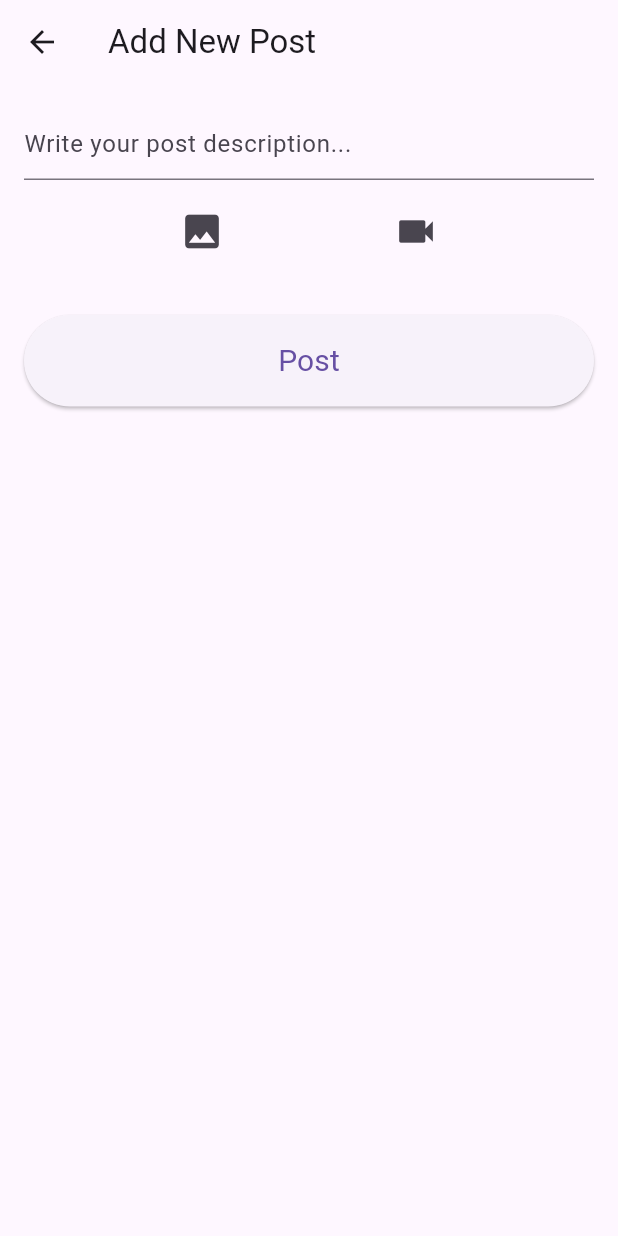
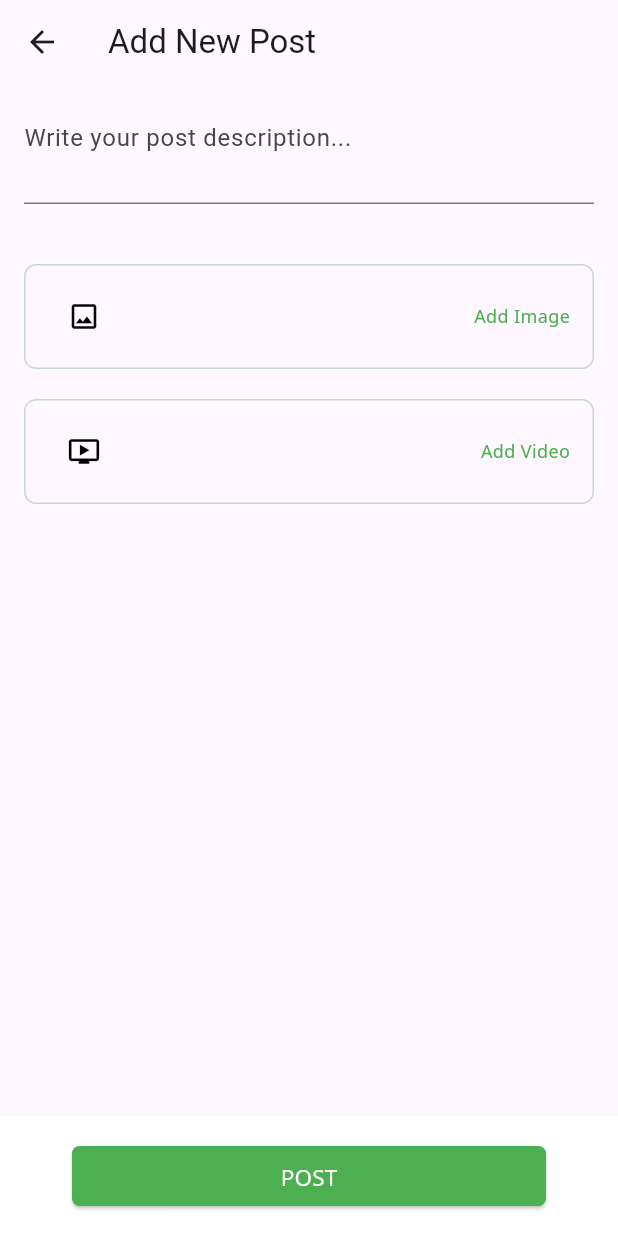
Before and after one commit to Vikank/agrisarathi, a Flutter app: the CommunityForumScreen screen opened directly, after a tap on the "add" icon, on a phone screen of 412 x 824 dp. Run offline on Flutter 3.47's test engine with Material 3 defaults, Android fonts, the phone set to English and light mode, and no system bars; our stand-ins replace audioplayers, cached_network_image, carousel_slider, chewie, flutter_secure_storage, fluttertoast and 9 more; missing offline and left inert: dart:ffi, tutorial_coach_mark, video_compress, video_thumbnail; accounts and stored records are empty; network calls fail.

Commit message:
community wih jwt done.

```diff
--- a/lib/controllers/shared/community/community_controller.dart
+++ b/lib/controllers/shared/community/community_controller.dart
@@ -1,15 +1,16 @@
-import 'dart:ffi';
+import 'dart:developer';
 import 'dart:io';
-
 import 'package:chewie/chewie.dart';
+import 'package:flutter_secure_storage/flutter_secure_storage.dart';
+import 'package:fpo_assist/utils/api_constants.dart';
 import 'package:get/get.dart';
 import 'package:http/http.dart' as http;
 import 'package:video_player/video_player.dart';
 import 'dart:convert';
-
 import '../../../models/community_post_model.dart';
 
 class CommunityController extends GetxController {
+  final storage = FlutterSecureStorage();
   var posts = <CommunityPost>[].obs;
   var isLoading = true.obs;
 
@@ -69,8 +70,17 @@ class CommunityController extends GetxController {
   Future<void> fetchPosts() async {
     isLoading(true);
     try {
-      var url = Uri.parse('https://api.agrisarathi.com/api/Get_Community_Posts_List?filter_type=farmer&user_id=1');
-      var response = await http.get(url, headers: {'Content-Type': 'application/json'});
+      String? accessToken = await storage.read(key: 'access_token');
+      if (accessToken == null) {
+        throw Exception('Access token not found');
+      }
+
+      var headers = {
+        'Content-Type': 'application/json',
+        'Authorization': 'Bearer $accessToken'  // Add the access token to the headers
+      };
+      var url = Uri.parse('${ApiEndPoints.baseUrlTest}CommunityPostsList?filter_type=farmer');
+      var response = await http.get(url, headers: headers);
 
       if (response.statusCode == 200) {
         var decodedResponse = json.decode(response.body);
@@ -78,6 +88,7 @@ class CommunityController extends GetxController {
           posts.value = (decodedResponse['data'] as List)
               .map((post) => CommunityPost.fromJson(post))
               .toList();
+          log("Post data ${posts.value.first}");
         }
       }
     } catch (e) {
@@ -88,19 +99,27 @@ class CommunityController extends GetxController {
   }
   Future<bool> likePost({required int postId, required String action}) async {
     try {
+      String? accessToken = await storage.read(key: 'access_token');
+      if (accessToken == null) {
+        throw Exception('Access token not found');
+      }
+
+      var headers = {
+        'Content-Type': 'application/json',
+        'Authorization': 'Bearer $accessToken'  // Add the access token to the headers
+      };
       var url =
-          Uri.parse('https://api.agrisarathi.com/api/Like_Unlike_Post_By_User');
+          Uri.parse('${ApiEndPoints.baseUrlTest}LikeUnlikePost');
       var response = await http.post(url,
           body: json.encode({
             'fk_post_id': postId,
-            'user_id': 1, // Replace with actual user ID
             "user_type": "farmer",
             "action": action
-          }));
-
+          }), headers : headers);
+      log("reponse of like${response.statusCode} ${json.decode(response.body)}");
       if (response.statusCode == 200) {
         var decodedResponse = json.decode(response.body);
-        if (decodedResponse['status'] == 0) {
+        if (decodedResponse['status'] == "success") {
           return true;
         }
       }
@@ -117,12 +136,15 @@ class CommunityController extends GetxController {
     required String userId,
   }) async {
     try {
-      var url = Uri.parse('https://api.agrisarathi.com/api/Add_Community_Post');
+      String? accessToken = await storage.read(key: 'access_token');
+      if (accessToken == null) {
+        throw Exception('Access token not found');
+      }
+      var url = Uri.parse('${ApiEndPoints.baseUrlTest}AddCommunityPost');
       var request = http.MultipartRequest('POST', url);
-
+      request.headers["Authorization"]= "Bearer $accessToken";
       // Add text fields
       request.fields['description'] = description;
-      request.fields['user_id'] = userId;
       request.fields['user_type'] = 'farmer'; // Replace with actual user type if needed
 
       if (filePath != null) {
--- a/lib/models/community_post_model.dart
+++ b/lib/models/community_post_model.dart
@@ -1,16 +1,16 @@
 import 'package:get/get.dart';
 
 class CommunityPost {
-  final String userName;
+  final String? userName;
   final int userId;
   final int postId;
-  final String profilePic;
+  final String? profilePic;
   final String postImage;
   final String postVideo;
-  final int likeCount;
+  final int? likeCount;
   final bool isLikedByUser;
   final List<UserLike> usersLiked;
-  final String description;
+  final String? description;
   final String createdDate;
   final RxList<Comment> comments;
 
@@ -31,7 +31,7 @@ class CommunityPost {
 
   factory CommunityPost.fromJson(Map<String, dynamic> json) {
     return CommunityPost(
-      userName: json['user_name'] ?? '',
+      userName: json['user_name'] ?? "Random User",
       userId: json['user_id'] ?? 0,
       postId: json['post_id'] ?? 0,
       profilePic: json['profile_pic'] ?? '',
@@ -44,7 +44,7 @@ class CommunityPost {
           .toList() ??
           [],
       description: json['description'] ?? '',
-      createdDate: json['created_dt'] ?? '',
+      createdDate: json['created_at'] ?? '',
       comments: RxList<Comment>.from(
         (json['comment_list'] as List?)
             ?.map((comment) => Comment.fromJson(comment))
@@ -101,7 +101,7 @@ class Comment {
       profilePic: json['profile_pic'] ?? '',
       id: json['id'] ?? 0,
       postComment: json['post_comment'] ?? '',
-      createdDate: json['created_dt'] ?? '',
+      createdDate: json['created_at'] ?? '',
       replyComments: (json['reply_comments'] as List?)
           ?.map((reply) => Reply.fromJson(reply))
           .toList() ??
@@ -134,7 +134,7 @@ class Reply {
       profilePic: json['profile_pic'] ?? '',
       id: json['id'] ?? 0,
       text: json['text'] ?? '',
-      createdDate: json['created_dt'] ?? '',
+      createdDate: json['created_at'] ?? '',
     );
   }
 }
--- a/lib/screens/farmer/dashboard/community/add_new_post.dart
+++ b/lib/screens/farmer/dashboard/community/add_new_post.dart
@@ -1,9 +1,12 @@
 import 'package:flutter/material.dart';
 import 'package:get/get.dart';
 import 'package:image_picker/image_picker.dart';
+import 'package:video_compress/video_compress.dart';
+import 'package:video_thumbnail/video_thumbnail.dart';
 import 'dart:io';
-
+import 'package:path_provider/path_provider.dart';
 import '../../../../controllers/shared/community/community_controller.dart';
+import '../../../../widgets/custom_elevated_button.dart';
 
 class AddPostScreen extends StatefulWidget {
   @override
@@ -15,6 +18,7 @@ class _AddPostScreenState extends State<AddPostScreen> {
   final ImagePicker _picker = ImagePicker();
   File? _image;
   File? _video;
+  File? _thumbnail;
 
   Future<void> _pickImage() async {
     final XFile? pickedFile = await _picker.pickImage(source: ImageSource.gallery);
@@ -29,12 +33,47 @@ class _AddPostScreenState extends State<AddPostScreen> {
   Future<void> _pickVideo() async {
     final XFile? pickedFile = await _picker.pickVideo(source: ImageSource.gallery);
     if (pickedFile != null) {
-      setState(() {
         _video = File(pickedFile.path);
         _image = null; // Reset image if video is selected
+        try {
+          // Generate thumbnail
+          final thumbnailFile = await VideoCompress.getFileThumbnail(_video!.path);
+
+          setState(() {
+            _thumbnail = thumbnailFile;
           });
+        } catch (e) {
+          print('Error generating thumbnail: $e');
+          ScaffoldMessenger.of(context).showSnackBar(
+            SnackBar(content: Text('Failed to generate thumbnail')),
+          );
         }
     }
+  }
+
+  // Future<void> _generateThumbnail() async {
+  //   if (_video == null) return;
+  //
+  //   try {
+  //     final thumbnailPath = await VideoThumbnail.thumbnailFile(
+  //       video: _video!.path,
+  //       imageFormat: ImageFormat.JPEG,
+  //       maxWidth: 128,
+  //       quality: 25,
+  //     );
+  //
+  //     setState(() {
+  //       _thumbnailPath = thumbnailPath;
+  //     });
+  //   } catch (e) {
+  //     print('Error generating thumbnail: $e');
+  //     // Show an error message to the user
+  //     ScaffoldMessenger.of(context).showSnackBar(
+  //       SnackBar(content: Text('Error generating thumbnail: $e')),
+  //     );
+  //   }
+  // }
+
 
   void _submitPost() async {
     final controller = Get.find<CommunityController>();
@@ -74,46 +113,98 @@ class _AddPostScreenState extends State<AddPostScreen> {
         child: Column(
           crossAxisAlignment: CrossAxisAlignment.stretch,
           children: [
-            TextFormField(
+            SizedBox(
+              width: double.infinity,
+              child: TextFormField(
+                maxLines: 2,
                 controller: _descriptionController,
                 decoration: InputDecoration(
                   hintText: 'Write your post description...',
                 ),
               ),
+            ),
             SizedBox(
-              height: 10,
+              height: 40,
             ),
-            Row(
-              mainAxisAlignment: MainAxisAlignment.spaceEvenly,
+            Container(
+              padding: EdgeInsets.symmetric(horizontal: 15, vertical: 10),
+              decoration: BoxDecoration(
+                border: Border.all(color: Color(0xffCBD5E1), width: 1),
+                borderRadius: BorderRadius.all(Radius.circular(8),),
+              ),
+              child: Row(
                 children: [
                   IconButton(
-                  icon: Icon(Icons.image, size: 30),
+                    icon: Icon(Icons.image_outlined, size: 22, color: Colors.black,),
                     onPressed: _pickImage,
                   ),
+                  Spacer(),
+                  Text("Add Image", style: TextStyle(
+                    color: Colors.green, fontWeight: FontWeight.w400, fontSize: 12, fontFamily: "NotoSans"
+                  ),),
+                ],
+              ),
+            ),
+            SizedBox(
+              height: 20,
+            ),
+            Container(
+              padding: EdgeInsets.symmetric(horizontal: 15, vertical: 10),
+              decoration: BoxDecoration(
+                border: Border.all(color: Color(0xffCBD5E1), width: 1),
+                borderRadius: BorderRadius.all(Radius.circular(8),),
+              ),
+              child: Row(
+                children: [
                   IconButton(
-                  icon: Icon(Icons.videocam, size: 30),
+                    icon: Icon(Icons.ondemand_video_outlined, size: 22, color: Colors.black,),
                     onPressed: _pickVideo,
                   ),
+                  Spacer(),
+                  Text("Add Video", style: TextStyle(
+                      color: Colors.green, fontWeight: FontWeight.w400, fontSize: 12, fontFamily: "NotoSans"
+                  ),),
                 ],
               ),
-            SizedBox(height: 16),
+            ),
+            SizedBox(height: 30),
             if (_image != null)
               Image.file(_image!, height: 200, fit: BoxFit.cover)
-            else if (_video != null)
-              Container(
-                height: 200,
-                color: Colors.grey[300],
-                child: Center(child: Text('Video selected')),
-              ),
-            SizedBox(height: 16),
-            ElevatedButton(
-              child: Text('Post'),
-              onPressed: _submitPost,
-              style: ElevatedButton.styleFrom(
-                padding: EdgeInsets.symmetric(vertical: 16),
+            else if (_thumbnail  != null)
+              Stack(
+                alignment: AlignmentDirectional.center,
+                children: [
+                  Image.file(_thumbnail!, height: 200, fit: BoxFit.cover),
+                  Text("Video Selected", style: TextStyle(color: Colors.white, fontFamily: "Bitter", fontSize: 15, fontWeight: FontWeight.bold),),
+                ],
+              )
+            // SizedBox(height: 16),
+            // ElevatedButton(
+            //   child: Text('Post'),
+            //   onPressed: _submitPost,
+            //   style: ElevatedButton.styleFrom(
+            //     padding: EdgeInsets.symmetric(vertical: 16),
+            //   ),
+            // ),
+          ],
         ),
       ),
-          ],
+      bottomNavigationBar: BottomAppBar(
+          color: Colors.white,
+          elevation: 10,
+          child: Padding(
+            padding: const EdgeInsets.symmetric(horizontal: 32.0, vertical: 8),
+            child: CustomElevatedButton(
+              buttonColor: Colors.green,
+              onPress: _submitPost,
+              widget: Text(
+                "POST".tr,
+                style: TextStyle(
+                    fontFamily: 'NotoSans',
+                    fontSize: 15,
+                    fontWeight: FontWeight.w500),
+              ),
+            ),
           ),
         ),
     );
--- a/lib/screens/farmer/detect_disease/choose_farm_land.dart
+++ b/lib/screens/farmer/detect_disease/choose_farm_land.dart
@@ -47,9 +47,10 @@ class ChooseFarmLand extends StatelessWidget {
               itemCount: controller.farmerLands.value.data!.length,
               itemBuilder: (context, index) {
                 var farmLand = controller.farmerLands.value.data![index];
-                log("image ${farmLand.cropId}");
+                log("crop id ${farmLand.cropId}");
                 return GestureDetector(
                   onTap: () {
+                    log("${farmLand.cropId!}");
                     log("${farmLand.id!}");
                     Get.to(SelectCropPart(
                         serviceProviderId: serviceProviderId,
--- a/lib/screens/farmer/detect_disease/how_to_click.dart
+++ b/lib/screens/farmer/detect_disease/how_to_click.dart
@@ -1,3 +1,5 @@
+import 'dart:developer';
+
 import 'package:chewie/chewie.dart';
 import 'package:flutter/material.dart';
 import 'package:get/get.dart';
@@ -152,6 +154,7 @@ class HowToClick extends StatelessWidget {
                   child: CustomElevatedButton(
                     buttonColor: Colors.green,
                     onPress: () {
+                      log("land is ${landId}");
                       controller.openGallery(serviceProviderId: serviceProviderId, cropId: cropId, landId : landId, filterType: filterType);
                     },
                     widget: Text(
@@ -168,6 +171,7 @@ class HowToClick extends StatelessWidget {
                   child: CustomElevatedButton(
                     buttonColor: Colors.green,
                     onPress: () {
+                      log("land is ${landId}");
                       controller.openCamera(serviceProviderId: serviceProviderId, cropId: cropId, landId : landId, filterType: filterType);
                     },
                     widget: Text(
--- a/pubspec.yaml
+++ b/pubspec.yaml
@@ -37,6 +37,8 @@ dependencies:
   visibility_detector: ^0.4.0+2
   tutorial_coach_mark: ^1.2.11
   flutter_secure_storage: ^9.2.2
+  video_thumbnail: ^0.5.3
+  video_compress: ^3.1.3
 
 dev_dependencies:
   flutter_test:
```
Also changed, not shown: lib/controllers/farmer/disease_detection_video_controller.dart (+5 -4 lines), lib/controllers/shared/community/comments_controller.dart (+28 -7 lines), lib/screens/farmer/dashboard/farmer_community_widget.dart (+11 -10 lines), lib/screens/farmer/detect_disease/select_crop_part.dart (+5 -2 lines), pubspec.lock. Lines whose indentation alone changed are shown as unchanged.
